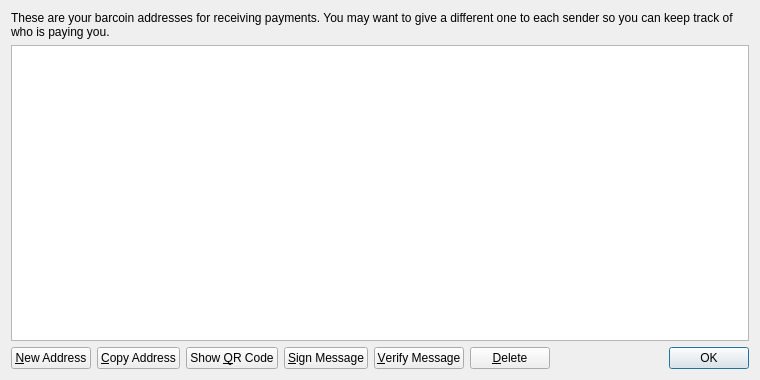
The window that src/qt/forms/addressbookpage.ui (1807383320/firstcoin) describes before a commit, drawn with Qt 5.
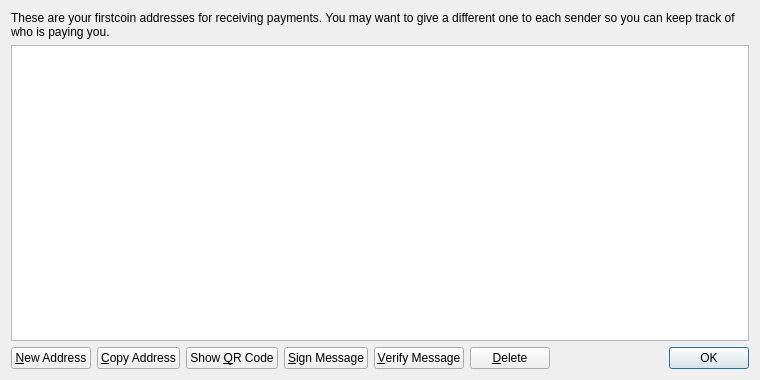
The same window after the commit. Icons and pictures are not drawn.

Diff of the .ui file:
```diff
--- a/src/qt/forms/addressbookpage.ui
+++ b/src/qt/forms/addressbookpage.ui
@@ -17,7 +17,7 @@
    <item>
     <widget class="QLabel" name="labelExplanation">
      <property name="text">
-      <string>These are your barcoin addresses for receiving payments. You may want to give a different one to each sender so you can keep track of who is paying you.</string>
+      <string>These are your firstcoin addresses for receiving payments. You may want to give a different one to each sender so you can keep track of who is paying you.</string>
      </property>
      <property name="textFormat">
       <enum>Qt::PlainText</enum>
```
